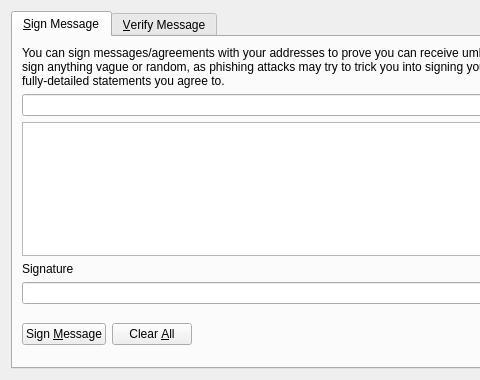
First picture: the form in src/qt/forms/signverifymessagedialog.ui, repository umkoin/umkoin, before the edit; both pictures show x 0 to 480 and y 0 to 380 of the 700 by 380 pixel window.
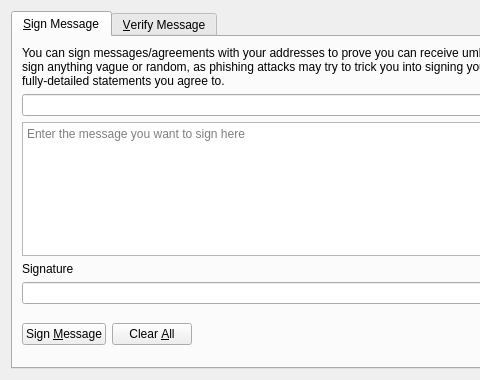
Second picture: the form after the edit. Icons and pictures are not drawn. Custom widgets are drawn as their Qt base class.

Commit message:
Sync to mainstream commit f2a094884d987465437a6300daa84de6f39c2322 (Fri, 18 Oct 2019 08:08:03 -0400)
Merge #17186: gui: Add placeholder text to the sign message field

```diff
--- a/src/qt/forms/signverifymessagedialog.ui
+++ b/src/qt/forms/signverifymessagedialog.ui
@@ -99,6 +99,9 @@
          <property name="toolTip">
           <string>Enter the message you want to sign here</string>
          </property>
+         <property name="placeholderText">
+          <string>Enter the message you want to sign here</string>
+         </property>
         </widget>
        </item>
        <item>
```
